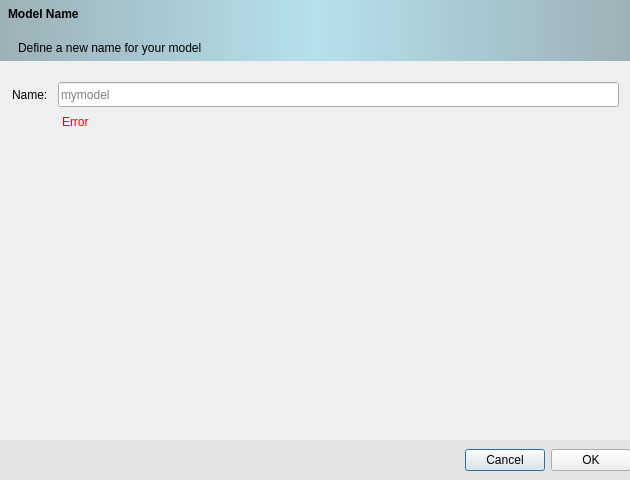
This is src/rename.ui in ufopleds/DengueME as Qt 5 draws it before an edit. The edited form follows.
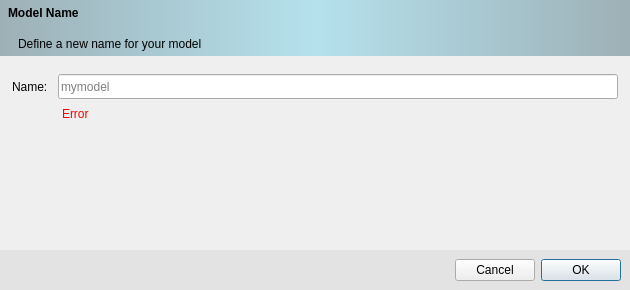
This is the edited form. Icons and pictures are not drawn.

```diff
--- a/src/rename.ui
+++ b/src/rename.ui
@@ -10,9 +10,21 @@
     <x>0</x>
     <y>0</y>
     <width>630</width>
-    <height>480</height>
+    <height>290</height>
    </rect>
   </property>
+  <property name="minimumSize">
+   <size>
+    <width>630</width>
+    <height>290</height>
+   </size>
+  </property>
+  <property name="maximumSize">
+   <size>
+    <width>630</width>
+    <height>290</height>
+   </size>
+  </property>
   <property name="windowTitle">
    <string>Rename Model</string>
   </property>
@@ -21,19 +33,37 @@
     <normalon>:/Resources/rename.png</normalon>
    </iconset>
   </property>
+  <layout class="QVBoxLayout" name="verticalLayout_2">
+   <property name="leftMargin">
+    <number>0</number>
+   </property>
+   <property name="topMargin">
+    <number>0</number>
+   </property>
+   <property name="rightMargin">
+    <number>0</number>
+   </property>
+   <property name="bottomMargin">
+    <number>0</number>
+   </property>
+   <item>
   <widget class="QWidget" name="topPanel" native="true">
-   <property name="geometry">
-    <rect>
-     <x>0</x>
-     <y>0</y>
-     <width>631</width>
-     <height>61</height>
-    </rect>
-   </property>
    <property name="styleSheet">
     <string notr="true">#topPanel { background-color: qlineargradient(spread:reflect, x1:0.5, y1:0, x2:0, y2:0, stop:0 rgba(91, 204, 233, 100), stop:1 rgba(32, 80, 96, 100)); }</string>
    </property>
    <layout class="QVBoxLayout" name="verticalLayout">
+      <property name="leftMargin">
+       <number>0</number>
+      </property>
+      <property name="topMargin">
+       <number>0</number>
+      </property>
+      <property name="rightMargin">
+       <number>0</number>
+      </property>
+      <property name="bottomMargin">
+       <number>0</number>
+      </property>
     <item>
      <widget class="QLabel" name="modelName">
       <property name="minimumSize">
@@ -69,62 +99,8 @@
     </item>
    </layout>
   </widget>
-  <widget class="QWidget" name="footerPanel" native="true">
-   <property name="geometry">
-    <rect>
-     <x>0</x>
-     <y>440</y>
-     <width>631</width>
-     <height>41</height>
-    </rect>
-   </property>
-   <property name="styleSheet">
-    <string notr="true">#footerPanel {
-  background-color: rgb(227, 227, 227);
-}</string>
-   </property>
-   <layout class="QHBoxLayout" name="horizontalLayout">
-    <item>
-     <spacer name="horizontalSpacer">
-      <property name="orientation">
-       <enum>Qt::Horizontal</enum>
-      </property>
-      <property name="sizeHint" stdset="0">
-       <size>
-        <width>40</width>
-        <height>20</height>
-       </size>
-      </property>
-     </spacer>
     </item>
     <item>
-     <widget class="QPushButton" name="cancelButton">
-      <property name="focusPolicy">
-       <enum>Qt::TabFocus</enum>
-      </property>
-      <property name="text">
-       <string>Cancel</string>
-      </property>
-     </widget>
-    </item>
-    <item>
-     <widget class="QPushButton" name="okButton">
-      <property name="text">
-       <string>OK</string>
-      </property>
-     </widget>
-    </item>
-   </layout>
-  </widget>
-  <widget class="QWidget" name="verticalLayoutWidget">
-   <property name="geometry">
-    <rect>
-     <x>0</x>
-     <y>70</y>
-     <width>631</width>
-     <height>231</height>
-    </rect>
-   </property>
    <layout class="QVBoxLayout" name="namePanel">
     <property name="spacing">
      <number>0</number>
@@ -245,8 +221,61 @@
      </spacer>
     </item>
    </layout>
-  </widget>
- </widget>
+   </item>
+   <item>
+    <widget class="QWidget" name="footerPanel" native="true">
+     <property name="styleSheet">
+      <string notr="true">#footerPanel {
+  background-color: rgb(227, 227, 227);
+}</string>
+     </property>
+     <layout class="QHBoxLayout" name="horizontalLayout">
+      <item>
+       <spacer name="horizontalSpacer">
+        <property name="orientation">
+         <enum>Qt::Horizontal</enum>
+        </property>
+        <property name="sizeHint" stdset="0">
+         <size>
+          <width>40</width>
+          <height>20</height>
+         </size>
+        </property>
+       </spacer>
+      </item>
+      <item>
+       <widget class="QPushButton" name="cancelButton">
+        <property name="focusPolicy">
+         <enum>Qt::TabFocus</enum>
+        </property>
+        <property name="text">
+         <string>Cancel</string>
+        </property>
+       </widget>
+      </item>
+      <item>
+       <widget class="QPushButton" name="okButton">
+        <property name="text">
+         <string>OK</string>
+        </property>
+        <property name="autoDefault">
+         <bool>false</bool>
+        </property>
+        <property name="default">
+         <bool>true</bool>
+        </property>
+       </widget>
+      </item>
+     </layout>
+    </widget>
+   </item>
+  </layout>
+ </widget>
+ <tabstops>
+  <tabstop>namelineEdit</tabstop>
+  <tabstop>cancelButton</tabstop>
+  <tabstop>okButton</tabstop>
+ </tabstops>
  <resources/>
  <connections/>
 </ui>
```
Lines whose indentation alone changed are shown as unchanged.
